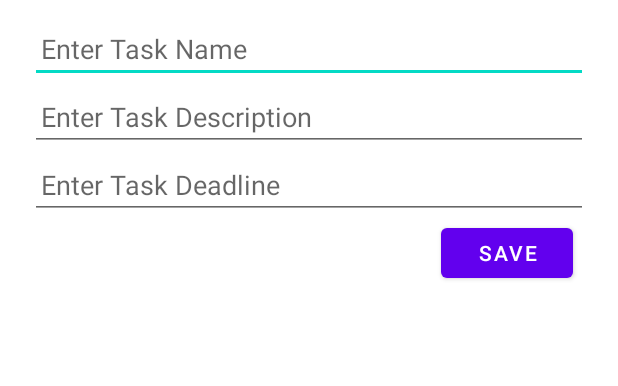
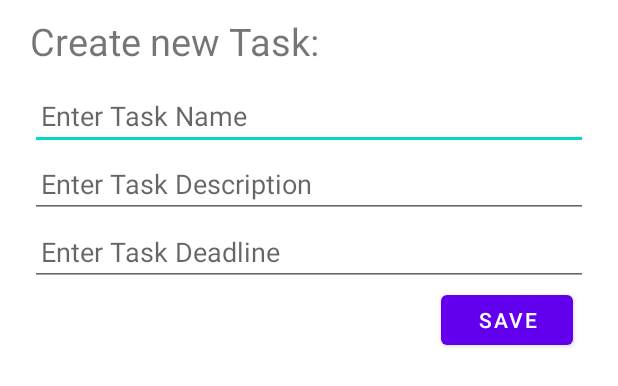
Before and after one commit to weenleen/TamaGoDoWork, an Android app: the layout add_new_task_frag.xml on its own in the app's theme, with its tools: preview values and no code run, on a phone screen of 412 x 824 dp. Shown: the top 386 px of the screen. Run offline under Robolectric (Android 15) with nearby library versions, the phone set to English and light mode, and no system bars.

Commit message:
Added a pop up for adding new tasks

```diff
--- a/app/src/main/res/layout/add_new_task_frag.xml
+++ b/app/src/main/res/layout/add_new_task_frag.xml
@@ -2,15 +2,26 @@
 <RelativeLayout xmlns:android="http://schemas.android.com/apk/res/android"
     android:layout_width="match_parent"
     android:layout_height="match_parent"
-    android:background="@color/white"
+    android:background="@drawable/bg_task_item"
     android:paddingLeft="20dp"
     android:paddingRight="20dp"
     android:paddingTop="10dp"
-    android:paddingBottom="10dp" >
+    android:paddingBottom="10dp"
+    android:orientation="vertical" >
+
+    <TextView
+        android:layout_width="match_parent"
+        android:layout_height="wrap_content"
+        android:id="@+id/addNewTaskTitle"
+        android:text="Create new Task:"
+        android:textSize="25dp"
+        android:paddingBottom="10dp" >
+    </TextView>
 
     <EditText
         android:layout_width="match_parent"
         android:layout_height="wrap_content"
+        android:layout_below="@+id/addNewTaskTitle"
         android:id='@+id/editName'
         android:hint="Enter Task Name"
         android:paddingStart="7dp"
@@ -26,7 +37,7 @@
         android:paddingEnd="7dp" />
 
     <EditText
-        android:id='@+id/taskDeadline'
+        android:id='@+id/editDeadline'
         android:layout_width="match_parent"
         android:layout_height="wrap_content"
         android:layout_below="@id/editDesc"
@@ -37,7 +48,7 @@
     <Button
         android:layout_width="wrap_content"
         android:layout_height="45dp"
-        android:layout_below="@id/taskDeadline"
+        android:layout_below="@id/editDeadline"
         android:id="@+id/save_button"
         android:text="Save"
         android:layout_alignParentEnd="true"
```
Also changed, not shown: app/src/main/java/com/example/tamagodowork/AddNewTask.java (deleted, +0 -12 lines), app/src/main/java/com/example/tamagodowork/AddNewTaskDial.java (added, +44 -0 lines), app/src/main/java/com/example/tamagodowork/MainActivity.java (+0 -9 lines), app/src/main/java/com/example/tamagodowork/TaskListFrag.java (+10 -8 lines).
